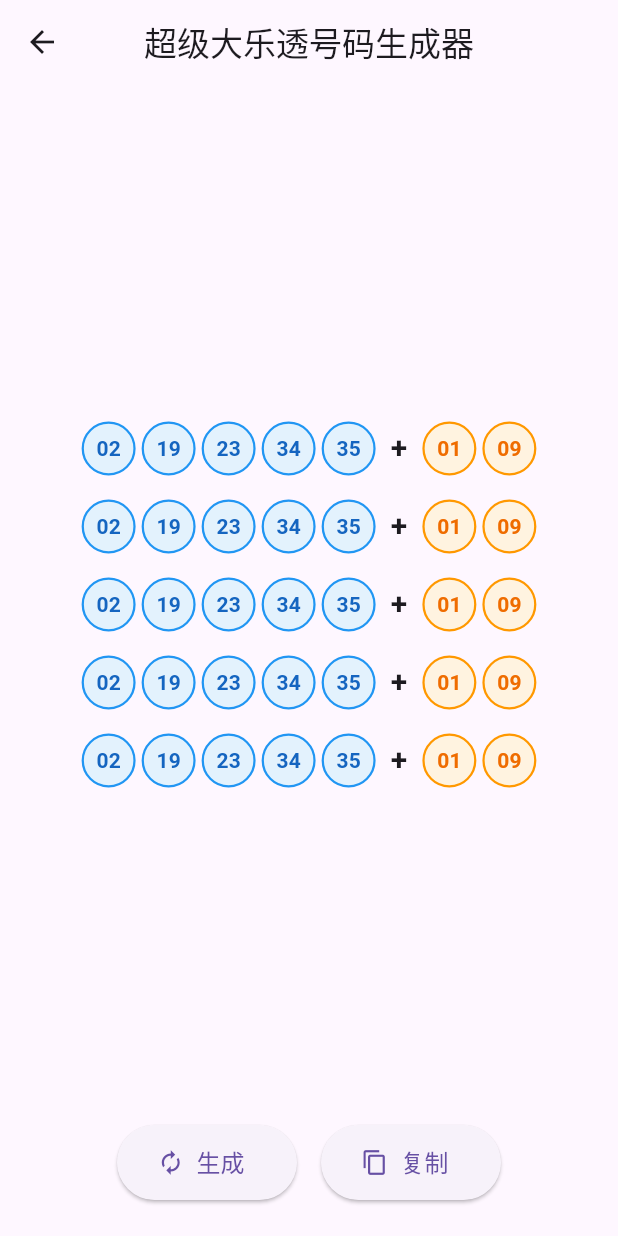
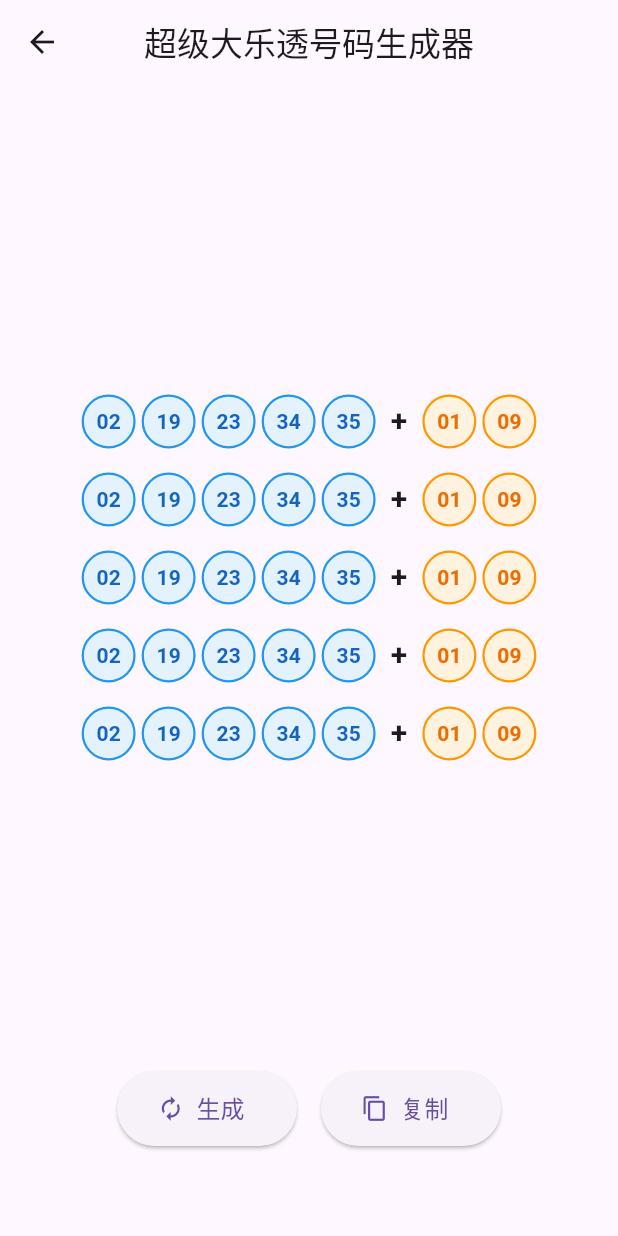
Before and after one commit to Netsh-f/FerryTools, a Flutter app: the LottoPage screen opened directly, on a phone screen of 412 x 824 dp. Run offline on Flutter 3.47's test engine with Material 3 defaults, Android fonts, the phone set to English and light mode, and no system bars; our stand-ins replace shared_preferences; accounts and stored records are empty.

Commit message:
fix: 升高按钮高度，使得其不会被提示挡住

```diff
--- a/lib/pages/lotto_page.dart
+++ b/lib/pages/lotto_page.dart
@@ -87,7 +87,7 @@ class _LottoPageState extends State<LottoPage> {
           ),
 
           Padding(
-            padding: const EdgeInsets.only(bottom: 24.0),
+            padding: const EdgeInsets.only(bottom: 60.0),
             child: Row(
               mainAxisAlignment: MainAxisAlignment.center,
               children: [
```
